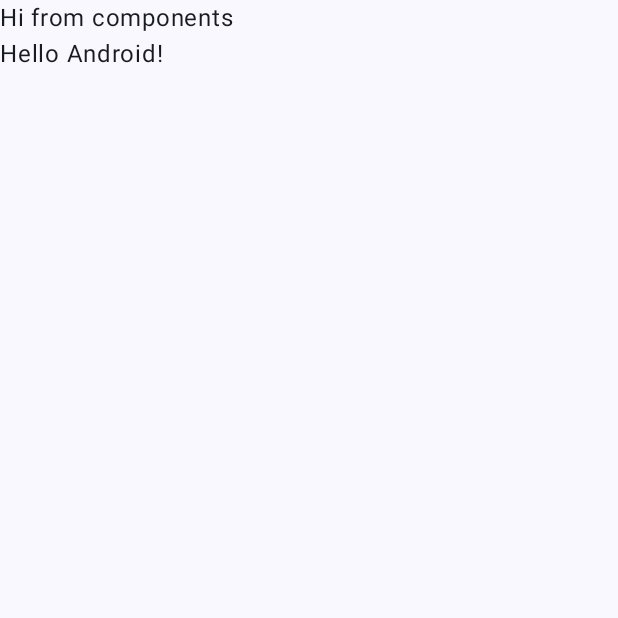
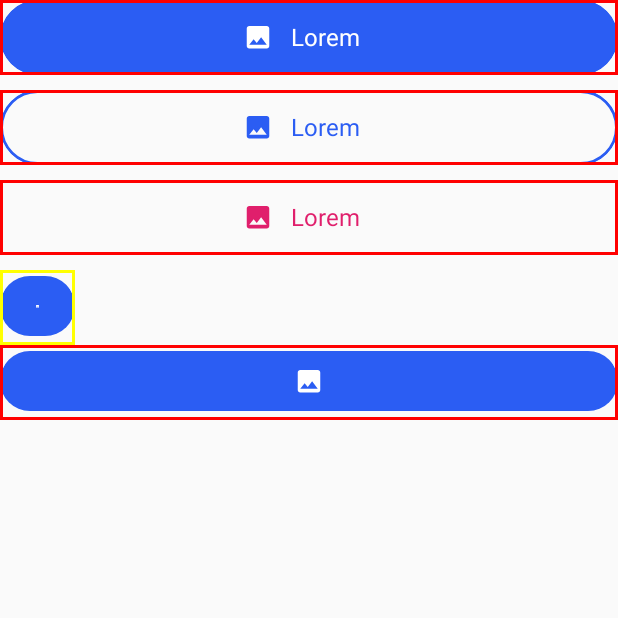
Before and after one commit to rudoapps/android-components, an Android app built with Jetpack Compose: the screen it shows after launch (MainActivity), on a phone screen of 412 x 824 dp, the top half of it. Run offline under Robolectric (Android 15) with nearby library versions, the phone set to English and light mode, and no system bars.

Commit message:
Add custom button component with initial configurations

```diff
--- a/app/src/main/java/es/rudo/democomponents/MainActivity.kt
+++ b/app/src/main/java/es/rudo/democomponents/MainActivity.kt
@@ -3,49 +3,124 @@ package es.rudo.democomponents
 import android.os.Bundle
 import androidx.activity.ComponentActivity
 import androidx.activity.compose.setContent
+import androidx.compose.foundation.border
+import androidx.compose.foundation.layout.Box
 import androidx.compose.foundation.layout.Column
-import androidx.compose.foundation.layout.fillMaxSize
-import androidx.compose.material3.MaterialTheme
-import androidx.compose.material3.Surface
-import androidx.compose.material3.Text
+import androidx.compose.foundation.layout.Spacer
+import androidx.compose.foundation.layout.height
+import androidx.compose.foundation.layout.size
+import androidx.compose.foundation.layout.width
 import androidx.compose.runtime.Composable
+import androidx.compose.runtime.mutableStateOf
+import androidx.compose.runtime.remember
 import androidx.compose.ui.Modifier
+import androidx.compose.ui.graphics.Color
+import androidx.compose.ui.res.painterResource
 import androidx.compose.ui.tooling.preview.Preview
+import androidx.compose.ui.unit.dp
+import es.rudo.components.button.ButtonState
+import es.rudo.components.button.ButtonStyles
 import es.rudo.components.button.CustomButton
-import es.rudo.democomponents.ui.theme.DemoComponentsTheme
+import es.rudo.democomponents.ui.theme.DarkBlue
+import es.rudo.democomponents.ui.theme.Pink
+import es.rudo.democomponents.ui.theme.White
 
 class MainActivity : ComponentActivity() {
     override fun onCreate(savedInstanceState: Bundle?) {
         super.onCreate(savedInstanceState)
         setContent {
-            DemoComponentsTheme {
-                // A surface container using the 'background' color from the theme
-                Surface(
-                    modifier = Modifier.fillMaxSize(),
-                    color = MaterialTheme.colorScheme.background
-                ) {
-                    Column {
-                        CustomButton()
-                        Greeting("Android")
-                    }
-                }
-            }
+            testingButtons()
         }
     }
 }
 
 @Composable
-fun Greeting(name: String, modifier: Modifier = Modifier) {
-    Text(
-        text = "Hello $name!",
-        modifier = modifier
-    )
+fun testingButtons() {
+
+    val mutableStateFlowTestButton1 =
+        remember { mutableStateOf(ButtonState.Default) }
+    val mutableStateFlowTestButton2 =
+        remember { mutableStateOf(ButtonState.Default) }
+
+    val standardStyleNoBorder =
+        ButtonStyles(
+            text = "Lorem",
+            icon = painterResource(id = es.rudo.components.R.drawable.ic_test_image),
+            iconColor = White,
+            backgroundColor = DarkBlue,
+        )
+
+    val standardStyleWithBorder =
+        ButtonStyles(
+            text = "Lorem",
+            textColor = DarkBlue,
+            icon = painterResource(id = es.rudo.components.R.drawable.ic_test_image),
+            iconColor = DarkBlue,
+            borderColor = DarkBlue,
+            borderWidth = 2.dp
+        )
+
+    val standardStyleNoBorderNoBackground =
+        ButtonStyles(
+            text = "Lorem",
+            textColor = Pink,
+            icon = painterResource(id = es.rudo.components.R.drawable.ic_test_image),
+            iconColor = Pink,
+        )
+    val standardStyleOnlyIcon =
+        ButtonStyles(
+            icon = painterResource(id = es.rudo.components.R.drawable.ic_test_image),
+            iconColor = White,
+            backgroundColor = DarkBlue
+        )
+
+    Column {
+
+        CustomButton(
+            onClick = {},
+            buttonStyles = standardStyleNoBorder,
+            buttonState = mutableStateFlowTestButton1
+        )
+
+        Spacer(modifier = Modifier.height(10.dp))
+
+        CustomButton(
+            onClick = {},
+            buttonStyles = standardStyleWithBorder,
+            buttonState = mutableStateFlowTestButton1
+        )
+
+        Spacer(modifier = Modifier.height(10.dp))
+
+        CustomButton(
+            onClick = {},
+            buttonStyles = standardStyleNoBorderNoBackground,
+            buttonState = mutableStateFlowTestButton1
+        )
+
+        Spacer(modifier = Modifier.height(10.dp))
+
+        Box (
+            modifier = Modifier.width(50.dp).border(width = 2.dp, color = Color.Yellow)
+        ){
+            CustomButton(
+                onClick = {},
+                buttonStyles = standardStyleOnlyIcon,
+                buttonState = mutableStateFlowTestButton1
+            )
+        }
+        CustomButton(
+            onClick = {},
+            buttonStyles = standardStyleOnlyIcon,
+            buttonState = mutableStateFlowTestButton1
+        )
+
+
+    }
 }
 
 @Preview(showBackground = true)
 @Composable
-fun GreetingPreview() {
-    DemoComponentsTheme {
-        Greeting("Android")
-    }
+fun CustomButtonPreview() {
+    testingButtons()
 }
--- a/app/src/main/java/es/rudo/democomponents/ui/theme/Color.kt
+++ b/app/src/main/java/es/rudo/democomponents/ui/theme/Color.kt
@@ -9,3 +9,9 @@ val Pink80 = Color(0xFFEFB8C8)
 val Purple40 = Color(0xFF6650a4)
 val PurpleGrey40 = Color(0xFF625b71)
 val Pink40 = Color(0xFF7D5260)
+
+val DarkBlue = Color(0xFF2B5DF3)
+val Pink = Color(0xFFE01F6C)
+val LightBlue = Color(0xFFA7BCFB)
+val Black = Color(0xFF000000)
+val White = Color(0xFFFFFFFF)
--- /dev/null
+++ b/components/src/main/java/es/rudo/components/button/ButtonState.kt
@@ -0,0 +1,140 @@
+package es.rudo.components.button
+
+import androidx.compose.foundation.BorderStroke
+import androidx.compose.foundation.background
+import androidx.compose.foundation.border
+import androidx.compose.foundation.layout.Arrangement
+import androidx.compose.foundation.layout.Row
+import androidx.compose.foundation.layout.fillMaxWidth
+import androidx.compose.foundation.layout.height
+import androidx.compose.foundation.layout.padding
+import androidx.compose.foundation.shape.RoundedCornerShape
+import androidx.compose.material3.Button
+import androidx.compose.material3.ButtonDefaults
+import androidx.compose.material3.Card
+import androidx.compose.material3.CardDefaults
+import androidx.compose.material3.Icon
+import androidx.compose.material3.Text
+import androidx.compose.runtime.Composable
+import androidx.compose.runtime.MutableState
+import androidx.compose.ui.Alignment
+import androidx.compose.ui.Modifier
+import androidx.compose.ui.graphics.Color
+import androidx.compose.ui.res.dimensionResource
+import androidx.compose.ui.text.TextStyle
+import androidx.compose.ui.unit.dp
+
+enum class ButtonState {
+    Default,
+    Pressed,
+    Released,
+    Loading,
+    Disabled,
+}
+
+@Composable
+fun ButtonRenderByState(
+    onClick: () -> Unit,
+    buttonStyles: ButtonStyles = ButtonStyles(),
+    state: MutableState<ButtonState>
+    //pasar el estado que seria un mutable stateflow que recibimos desde customButtomItem
+) {
+    //var buttonState by remember { mutableStateOf(ButtonState.Default) }
+
+    when (state.value) {
+        /*ButtonState.Default -> {
+            Button(
+                onClick = {
+                    state.value = ButtonState.Pressed
+                    onClick()
+                },
+                modifier = Modifier.background(Color.Red)
+            ) {
+                Text("default")
+            }
+        }*/
+        ButtonState.Default -> {
+            Card(
+                shape = RoundedCornerShape(100.dp),
+                colors = CardDefaults.cardColors(containerColor = Color.Transparent),
+                modifier = Modifier.fillMaxWidth().border(width = 2.dp,color= Color.Red)
+                    .height(50.dp), //TODO add enum type for height button (small , medium , large , custom )
+                border = BorderStroke(
+                    width = 5.dp,
+                    color = buttonStyles.onClickBorderColor
+                )
+            ){
+                Button(
+                    onClick = {
+                        state.value = ButtonState.Pressed
+                        onClick()
+                    },
+                    shape = RoundedCornerShape(100.dp),
+                    colors = ButtonDefaults.buttonColors(
+                        containerColor = buttonStyles.backgroundColor,
+                        contentColor = buttonStyles.textColor,
+                        disabledContainerColor = buttonStyles.backgroundColor.copy(0.5F),
+                        disabledContentColor = buttonStyles.textColor
+                    ),
+                    enabled = true,
+                    border = BorderStroke(
+                        width = buttonStyles.borderWidth,
+                        color = buttonStyles.borderColor
+                    ),
+
+                    ) {
+                    Row(
+                        verticalAlignment = Alignment.CenterVertically,
+                        horizontalArrangement = Arrangement.Center,
+                        modifier = Modifier.fillMaxWidth()
+                    ) {
+                        if (buttonStyles.icon != null) {
+                            if (buttonStyles.text?.isNotEmpty() == true){
+                                Icon(
+                                    buttonStyles.icon, "icon",
+                                    modifier = Modifier.padding(end = 6.dp),
+                                    tint = buttonStyles.iconColor
+                                    //TODO add icon size parameter
+                                )
+                            }else{
+                                Icon(
+                                    buttonStyles.icon, "icon",
+                                    modifier = Modifier,
+                                    tint = buttonStyles.iconColor
+                                    //TODO add icon size parameter
+
+                                )
+                            }
+                        }
+                        if (buttonStyles.text?.isNotEmpty() == true) {
+                            Text(
+                                text = buttonStyles.text,
+                                style = TextStyle(fontSize = buttonStyles.textSize),
+                                modifier = Modifier.padding(8.dp)
+                            )
+                        }
+                    }
+                }
+            }
+
+        }
+
+        ButtonState.Pressed -> {
+            Button(
+                onClick = {
+                    state.value = ButtonState.Default
+                    onClick()
+                },
+                modifier = Modifier.background(Color.Yellow)
+            ) {
+                Text("Pressed")
+            }
+        }
+
+
+        else -> {}
+
+    }
+
+
+}
--- a/components/src/main/java/es/rudo/components/button/CustomButton.kt
+++ b/components/src/main/java/es/rudo/components/button/CustomButton.kt
@@ -1,9 +1,58 @@
 package es.rudo.components.button
 
-import androidx.compose.material3.Text
 import androidx.compose.runtime.Composable
+import androidx.compose.runtime.MutableState
+import androidx.compose.ui.graphics.Color
+import androidx.compose.ui.graphics.painter.Painter
+import androidx.compose.ui.text.font.FontFamily
+import androidx.compose.ui.unit.Dp
+import androidx.compose.ui.unit.TextUnit
+import androidx.compose.ui.unit.dp
+import androidx.compose.ui.unit.sp
+
+data class ButtonStyles(
+    val text: String? = null,
+    //TODO documentation
+    val textColor: Color = Color.White,
+    //TODO documentation
+    val textSize: TextUnit = 16.sp,
+    //TODO documentation
+    val backgroundColor: Color = Color.Transparent,
+    //TODO documentation
+    val borderColor: Color = Color.Transparent,
+    //TODO documentation
+    val fontFamily: FontFamily? = null,
+    //TODO documentation
+    //TODO implementation
+    val icon: Painter? = null,
+    //TODO documentation
+    val iconColor: Color = Color.Transparent,
+    //TODO documentation
+    val circularProgressIndicatorSize: Dp = 24.dp,
+    //TODO documentation
+    val borderWidth: Dp = 2.dp,
+    //TODO documentation
+    val circularProgressIndicatorColor: Color = borderColor,
+    //TODO documentation
+    val onClickBorderWidth: Dp = 5.dp,
+    //TODO documentation
+    val onClickBorderColor: Color = Color.Transparent
+    //TODO documentation
+)
+
 
 @Composable
-fun CustomButton() {
-    Text("Hi from components")
+        /**
+         * TODO documentation
+         * @param onClick
+         * @param buttonStyles
+         */
+fun CustomButton(
+    onClick: () -> Unit,
+    buttonStyles: ButtonStyles = ButtonStyles(),
+    buttonState: MutableState<ButtonState>
+) {
+    ButtonRenderByState(onClick, buttonStyles, buttonState)
+
+
 }
--- /dev/null
+++ b/components/src/main/res/drawable/ic_test_image.xml
@@ -0,0 +1,9 @@
+<vector xmlns:android="http://schemas.android.com/apk/res/android"
+    android:width="16dp"
+    android:height="15dp"
+    android:viewportWidth="16"
+    android:viewportHeight="15">
+  <path
+      android:pathData="M5.083,8.75L7.167,11.25L10.083,7.5L13.833,12.5H2.167M15.5,13.333V1.667C15.5,0.742 14.75,0 13.833,0H2.167C1.725,0 1.301,0.176 0.988,0.488C0.676,0.801 0.5,1.225 0.5,1.667V13.333C0.5,13.775 0.676,14.199 0.988,14.512C1.301,14.824 1.725,15 2.167,15H13.833C14.275,15 14.699,14.824 15.012,14.512C15.324,14.199 15.5,13.775 15.5,13.333Z"
+      android:fillColor="#F5F4FB"/>
+</vector>
```
